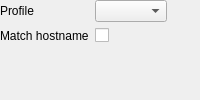
Before: the Qt Designer form src/configwidget.ui in albertlauncher/albert-plugin-chromium, drawn with Qt 5.
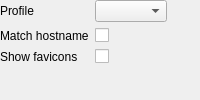
After: the same form once the commit is applied.

Commit message:
feat: Add option "Show favicons"
Close #1

Patch:
```diff
--- a/src/configwidget.ui
+++ b/src/configwidget.ui
@@ -52,6 +52,23 @@
      </property>
     </widget>
    </item>
+   <item row="4" column="0">
+    <widget class="QLabel" name="label_show_favicons">
+     <property name="text">
+      <string>Show favicons</string>
+     </property>
+     <property name="buddy">
+      <cstring>checkBox_show_favicons</cstring>
+     </property>
+    </widget>
+   </item>
+   <item row="4" column="1">
+    <widget class="QCheckBox" name="checkBox_show_favicons">
+     <property name="text">
+      <string/>
+     </property>
+    </widget>
+   </item>
   </layout>
  </widget>
  <resources/>
```
Left out of the diff: 15 changed lines with no effect on the pictures. The commit also changes 9 other files.
